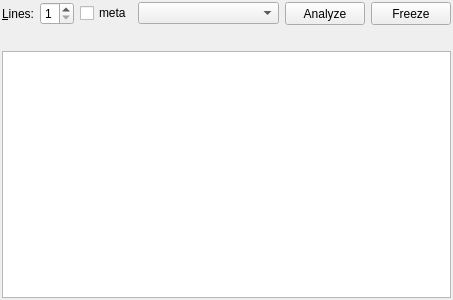
Before: the Qt Designer form src/gui/analysiswidget.ui in franzm/shatrabase, drawn with Qt 5.
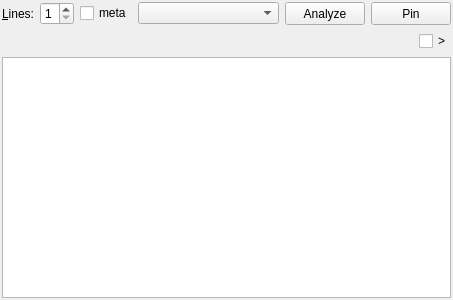
After: the same form once the commit is applied.

Commit message: send-best-move from analysis to boardview guesser

What changed in the file:
```diff
--- a/src/gui/analysiswidget.ui
+++ b/src/gui/analysiswidget.ui
@@ -117,7 +117,7 @@
         </sizepolicy>
        </property>
        <property name="text">
-        <string>Freeze</string>
+        <string>Pin</string>
        </property>
        <property name="checkable">
         <bool>true</bool>
@@ -133,6 +133,12 @@
     <layout class="QHBoxLayout" name="horizontalLayout">
      <item>
       <widget class="QLabel" name="labelNodes">
+       <property name="sizePolicy">
+        <sizepolicy hsizetype="Expanding" vsizetype="Preferred">
+         <horstretch>0</horstretch>
+         <verstretch>0</verstretch>
+        </sizepolicy>
+       </property>
        <property name="text">
         <string/>
        </property>
@@ -140,11 +146,27 @@
      </item>
      <item>
       <widget class="QLabel" name="labelNps">
+       <property name="sizePolicy">
+        <sizepolicy hsizetype="Expanding" vsizetype="Preferred">
+         <horstretch>0</horstretch>
+         <verstretch>0</verstretch>
+        </sizepolicy>
+       </property>
        <property name="text">
         <string/>
        </property>
       </widget>
      </item>
+     <item>
+      <widget class="QCheckBox" name="cbSendBestMove">
+       <property name="toolTip">
+        <string>Send best move to board</string>
+       </property>
+       <property name="text">
+        <string>&gt;</string>
+       </property>
+      </widget>
+     </item>
     </layout>
    </item>
    <item>
```
The commit also changes 6 other files.
